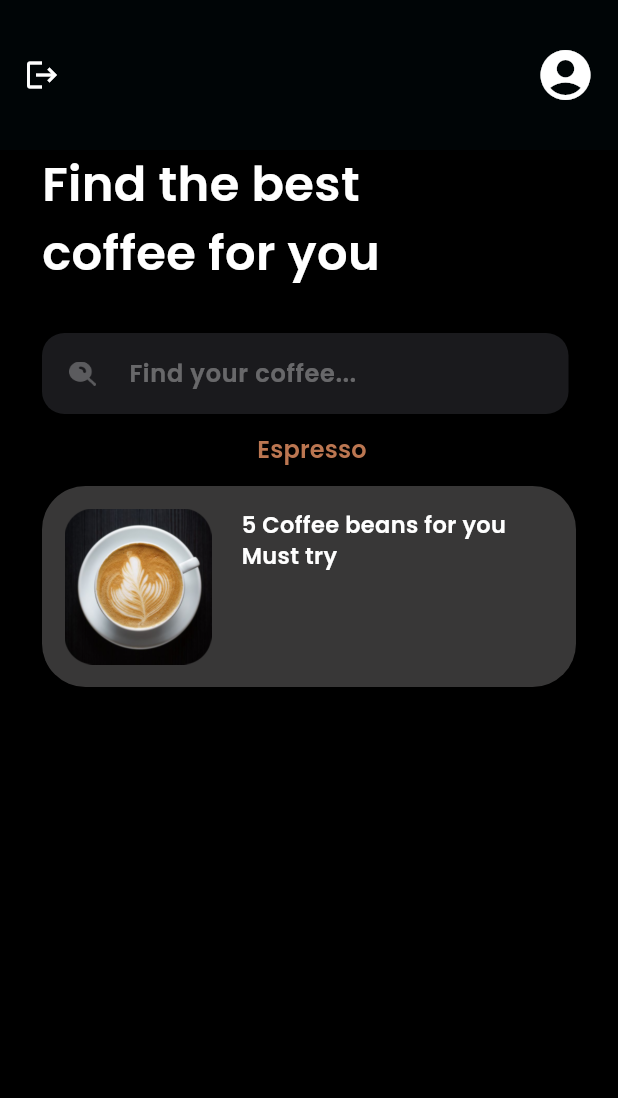
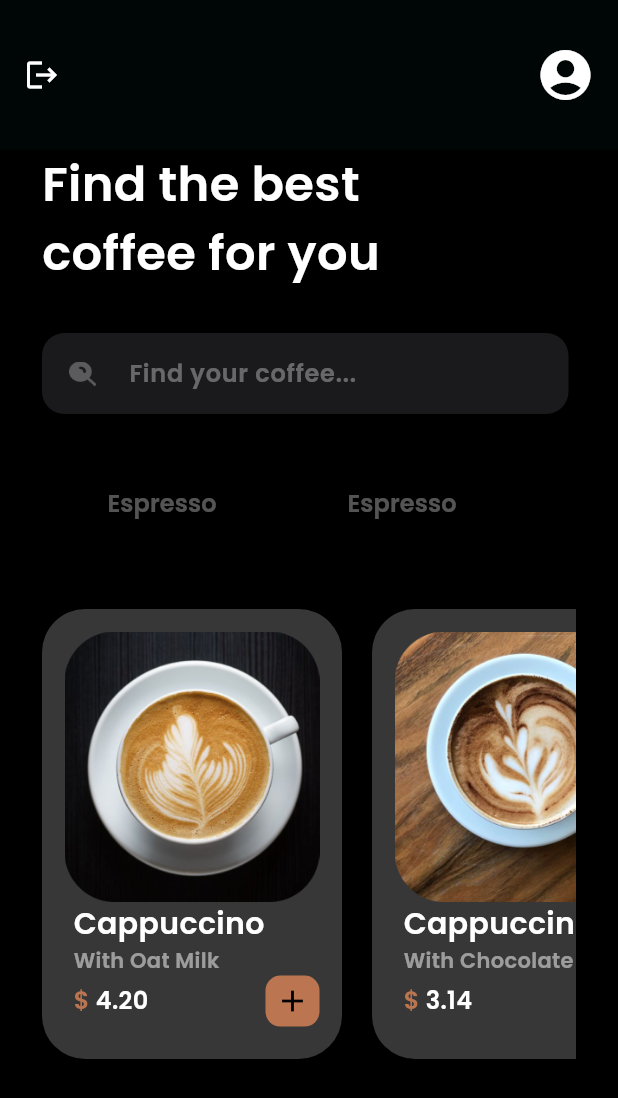
Before and after one commit to KareemAdelFaheem/E-commerce-app, a Flutter app: the HomePage screen opened directly, on a phone screen of 412 x 824 dp. Shown: the top 1098 px of the screen. Run offline on Flutter 3.47's test engine with Material 3 defaults, Android fonts, the phone set to English and light mode, and no system bars; our stand-ins replace cloud_firestore, firebase_auth, firebase_core; accounts and stored records are empty; network calls fail.

```diff
--- a/lib/Model/Products_model.dart
+++ b/lib/Model/Products_model.dart
@@ -11,7 +11,7 @@ class Product {
     String description;
     Category category;
     String image;
-    Rating rating;
+
 
     Product({
         required this.id,
@@ -20,7 +20,7 @@ class Product {
         required this.description,
         required this.category,
         required this.image,
-        required this.rating,
+
     });
 
     factory Product.fromJson(Map<String, dynamic> json) => Product(
@@ -30,7 +30,6 @@ class Product {
         description: json["description"],
         category: categoryValues.map[json["category"]]!,
         image: json["image"],
-        rating: Rating.fromJson(json["rating"]),
     );
 
     Map<String, dynamic> toJson() => {
@@ -40,7 +39,6 @@ class Product {
         "description": description,
         "category": categoryValues.reverse[category],
         "image": image,
-        "rating": rating.toJson(),
     };
 }
 
--- a/lib/Pages/Homepage.dart
+++ b/lib/Pages/Homepage.dart
@@ -99,120 +99,102 @@ class _MyHomePageState extends State<HomePage> {
                           color: AppColors.textFieldHintColor)),
                 ),
               ),
-              CategoryItem(
-                name: " Espresso",
-                color: AppColors.enabledCateogryColor,
+              const SizedBox(
+                height: 10,
               ),
-              Container(
-                padding: const EdgeInsets.all(15),
-                decoration: BoxDecoration(
-                    color: AppColors.productContainerColor,
-                    borderRadius: BorderRadius.circular(29)),
-                child: Row(
-                  crossAxisAlignment: CrossAxisAlignment.start,
+              SizedBox(
+                height: 100,
+                child: ListView.builder(
+                    scrollDirection: Axis.horizontal,
+                    itemCount: 3,
+                    itemBuilder: (context, index) {
+                      return const Row(
                         children: [
-                    Image.asset(
-                      "assets/images/capp1.png",
-                      scale: 3,
+                          CategoryItem(name: "Espresso"),
+                        ],
+                      );
+                    }),
               ),
               const SizedBox(
+                height: 20,
+              ),
+              SizedBox(
+                height: 300,
+                child: ListView.builder(
+                    scrollDirection: Axis.horizontal,
+                    itemCount: 3,
+                    itemBuilder: (context, index) {
+                      return const Row(
+                        children: [
+                          ProductItem(
+                              image: "assets/images/capp1.png",
+                              title: "Cappuccino",
+                              subtitle: "With Oat Milk",
+                              price: "4.20"),
+                          SizedBox(
                             width: 20,
                           ),
-                    const Text(
-                      "5 Coffee beans for you\nMust try",
-                      style: TextStyle(
-                          fontFamily: "poppins",
-                          color: Colors.white,
-                          fontSize: 15),
+                          ProductItem(
+                              image: "assets/images/capp2.png",
+                              title: "Cappuccino",
+                              subtitle: "With Chocolate",
+                              price: "3.14"),
+                          SizedBox(
+                            width: 20,
                           )
                         ],
+                      );
+                    }),
               ),
-              ),
+
+              // const Text(
+              //   "Special For you",
+              //   style: TextStyle(
+              //       color: Colors.white,
+              //       fontFamily: "poppins",
+              //       fontSize: 16,
+              //       fontWeight: FontWeight.w700),
+              // ),
+              // const SizedBox(
+              //   height: 10,
+              // ),
+              // Container(
+              //   padding: const EdgeInsets.all(15),
+              //   decoration: BoxDecoration(
+              //       color: AppColors.productContainerColor,
+              //       borderRadius: BorderRadius.circular(29)),
+              //   child: Row(
+              //     crossAxisAlignment: CrossAxisAlignment.start,
+              //     children: [
+              //       Image.asset(
+              //         "assets/images/capp1.png",
+              //         scale: 3,
+              //       ),
+              //       const SizedBox(
+              //         width: 20,
+              //       ),
+              //       const Text(
+              //         "5 Coffee beans for you\nMust try",
+              //         style: TextStyle(
+              //             fontFamily: "poppins",
+              //             color: Colors.white,
+              //             fontSize: 15),
+              //       )
+              //     ],
+              //   ),
+              // ),
             ],
           ),
         ));
   }
 }
 
-class ProductItem extends StatelessWidget {
-  final Product product;
-  const ProductItem({
-    super.key,
-    required this.product,
-  });
 
-  @override
-  Widget build(BuildContext context) {
-    double deviceWidth = MediaQuery.sizeOf(context).width;
-    double deviceHeight = MediaQuery.sizeOf(context).height;
-    return Padding(
-      padding: const EdgeInsets.symmetric(horizontal: 30.0, vertical: 10),
-      child: Card(
-        elevation: 2,
-        color: Colors.white,
-        child: SizedBox(
-          height: deviceHeight * 0.36,
-          child: Padding(
-            padding: const EdgeInsets.symmetric(horizontal: 30.0),
-            child: Column(
-              mainAxisAlignment: MainAxisAlignment.center,
-              children: [
-                Image.network(
-                  product.image,
-                  scale: 8,
-                ),
-                const SizedBox(
-                  height: 10,
-                ),
-                Text(product.title),
-                const SizedBox(
-                  height: 10,
-                ),
-                Row(
-                  mainAxisAlignment: MainAxisAlignment.spaceAround,
-                  children: [
-                    Container(
-                      padding: const EdgeInsets.symmetric(horizontal: 3),
-                      height: 25,
-                      width: 55,
-                      decoration: BoxDecoration(
-                          color: Colors.green,
-                          borderRadius: BorderRadius.circular(10)),
-                      child: Row(
-                        mainAxisAlignment: MainAxisAlignment.spaceAround,
-                        children: [
-                          Text("${product.rating.rate}"),
-                          const Icon(
-                            Icons.star,
-                            size: 17,
-                          )
-                        ],
-                      ),
-                    ),
-                    Text(product.category.name)
-                  ],
-                ),
-                const SizedBox(
-                  height: 10,
-                ),
-                Text(
-                  "${product.price} LE",
-                  style: const TextStyle(
-                      fontSize: 20, fontWeight: FontWeight.bold),
-                )
-              ],
-            ),
-          ),
-        ),
-      ),
-    );
-  }
-}
 
 class CategoryItem extends StatelessWidget {
   final String name;
-  final Color color;
-  const CategoryItem({super.key, required this.name, required this.color});
+
+  const CategoryItem({super.key, required this.name});
 
   @override
   Widget build(BuildContext context) {
@@ -226,8 +208,111 @@ class CategoryItem extends StatelessWidget {
                   child: Text(
                     name,
                     style: TextStyle(
-                        color: color, fontFamily: "poppins", fontSize: 16),
+                        color: AppColors.disabledCategoryColor, fontFamily: "poppins", fontSize: 16),
                   )))),
     );
   }
 }
+
+class ProductItem extends StatelessWidget {
+  final String image;
+  final String title;
+  final String subtitle;
+  final String price;
+
+  const ProductItem(
+      {super.key,
+      required this.image,
+      required this.title,
+      required this.subtitle,
+      required this.price});
+
+  @override
+  Widget build(BuildContext context) {
+    return SizedBox(
+      height: 300,
+      width: 200,
+      child: Container(
+        padding: const EdgeInsets.all(15),
+        decoration: BoxDecoration(
+            color: AppColors.productContainerColor,
+            borderRadius: BorderRadius.circular(29)),
+        child: Column(
+          crossAxisAlignment: CrossAxisAlignment.start,
+          children: [
+            Image.asset(
+              image,
+              scale: 1,
+            ),
+            const SizedBox(
+              width: 20,
+            ),
+            Padding(
+              padding: const EdgeInsets.only(left: 6.0),
+              child: Text(
+                title,
+                style: const TextStyle(
+                    fontFamily: "poppins",
+                    color: Colors.white,
+                    fontWeight: FontWeight.w600,
+                    fontSize: 20),
+              ),
+            ),
+            Padding(
+              padding: const EdgeInsets.only(left: 6.0),
+              child: Text(
+                subtitle,
+                style: const TextStyle(
+                    fontFamily: "poppins",
+                    color: Color.fromRGBO(255, 255, 255, 0.51),
+                    fontWeight: FontWeight.w400,
+                    fontSize: 14),
+              ),
+            ),
+            Row(
+              crossAxisAlignment: CrossAxisAlignment.center,
+              mainAxisAlignment: MainAxisAlignment.spaceBetween,
+              children: [
+                Padding(
+                  padding: const EdgeInsets.only(left: 6.0),
+                  child: Row(
+                    children: [
+                      Text("\$",
+                          style: TextStyle(
+                              fontFamily: "poppins",
+                              color: AppColors.primaryColor,
+                              fontWeight: FontWeight.w500,
+                              fontSize: 16)),
+                      const SizedBox(
+                        width: 4,
+                      ),
+                      Text(
+                        price,
+                        style: const TextStyle(
+                            fontFamily: "poppins",
+                            color: Colors.white,
+                            fontWeight: FontWeight.w500,
+                            fontSize: 16),
+                      ),
+                    ],
+                  ),
+                ),
+                Container(
+                  height: 34,
+                  width: 36,
+                  decoration: BoxDecoration(
+                      color: AppColors.primaryColor,
+                      borderRadius: BorderRadius.circular(10)),
+                  child: const Icon(
+                    Icons.add,
+                    color: Colors.black,
+                  ),
+                ),
+              ],
+            ),
+          ],
+        ),
+      ),
+    );
+  }
+}
--- a/lib/Widgets/inputs/Colors.dart
+++ b/lib/Widgets/inputs/Colors.dart
@@ -3,7 +3,7 @@ import 'package:flutter/material.dart';
 class AppColors {
   static Color textFieldHintColor = Colors.white.withOpacity(0.34);
   static Color disabledCategoryColor = Colors.white.withOpacity(0.33);
-  static Color enabledCateogryColor = const Color.fromRGBO(187, 118, 81, 1);
+  static Color primaryColor = const Color.fromRGBO(187, 118, 81, 1);
   static Color textFieldFillColor = const Color(0x001e1f22).withOpacity(0.85);
   static Color productContainerColor = const Color.fromRGBO(56, 55, 55, 1);
 }
```
Also changed, not shown: lib/widget_tree.dart (+38 -2 lines). Lines whose indentation alone changed are shown as unchanged.
